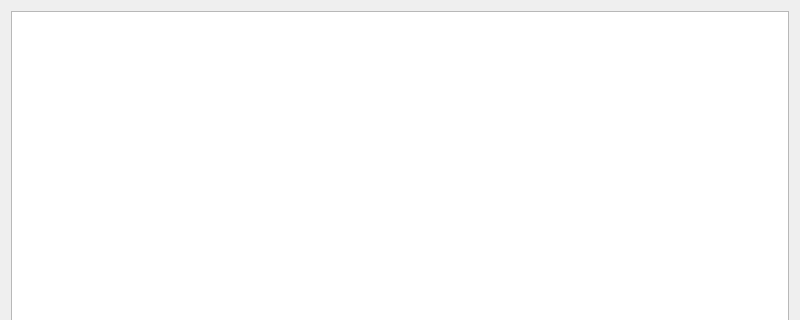
KevinMartinez1999/Informatica-2, file Parcial_final/Parcial_final/widget.ui: the form before one commit; both pictures show x 0 to 800 and y 0 to 320 of the 800 by 600 pixel window.
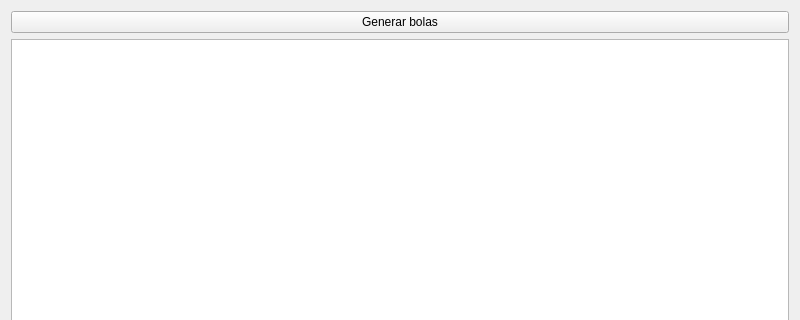
The form after the commit.

```diff
--- a/Parcial_final/Parcial_final/widget.ui
+++ b/Parcial_final/Parcial_final/widget.ui
@@ -14,9 +14,16 @@
    <string>Widget</string>
   </property>
   <layout class="QGridLayout" name="gridLayout">
-   <item row="0" column="0">
+   <item row="1" column="0">
     <widget class="QGraphicsView" name="graphicsView"/>
    </item>
+   <item row="0" column="0">
+    <widget class="QPushButton" name="pushButton">
+     <property name="text">
+      <string>Generar bolas</string>
+     </property>
+    </widget>
+   </item>
   </layout>
  </widget>
  <resources/>
```
